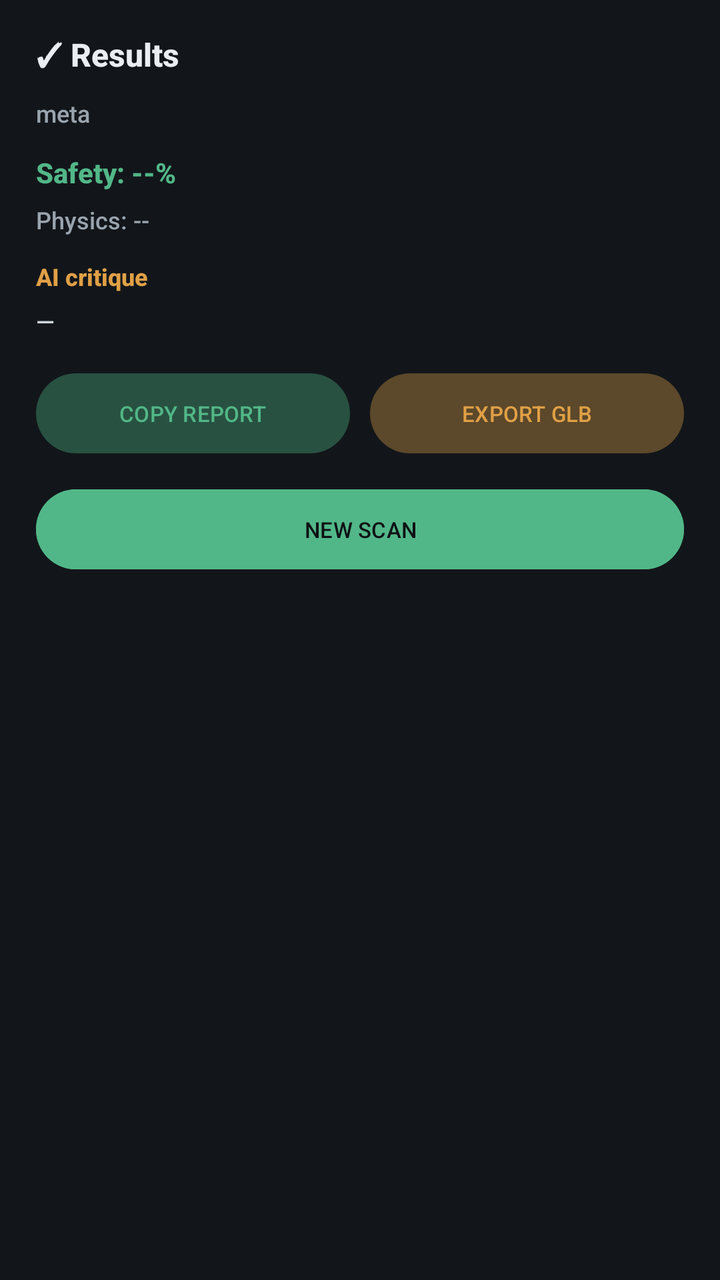
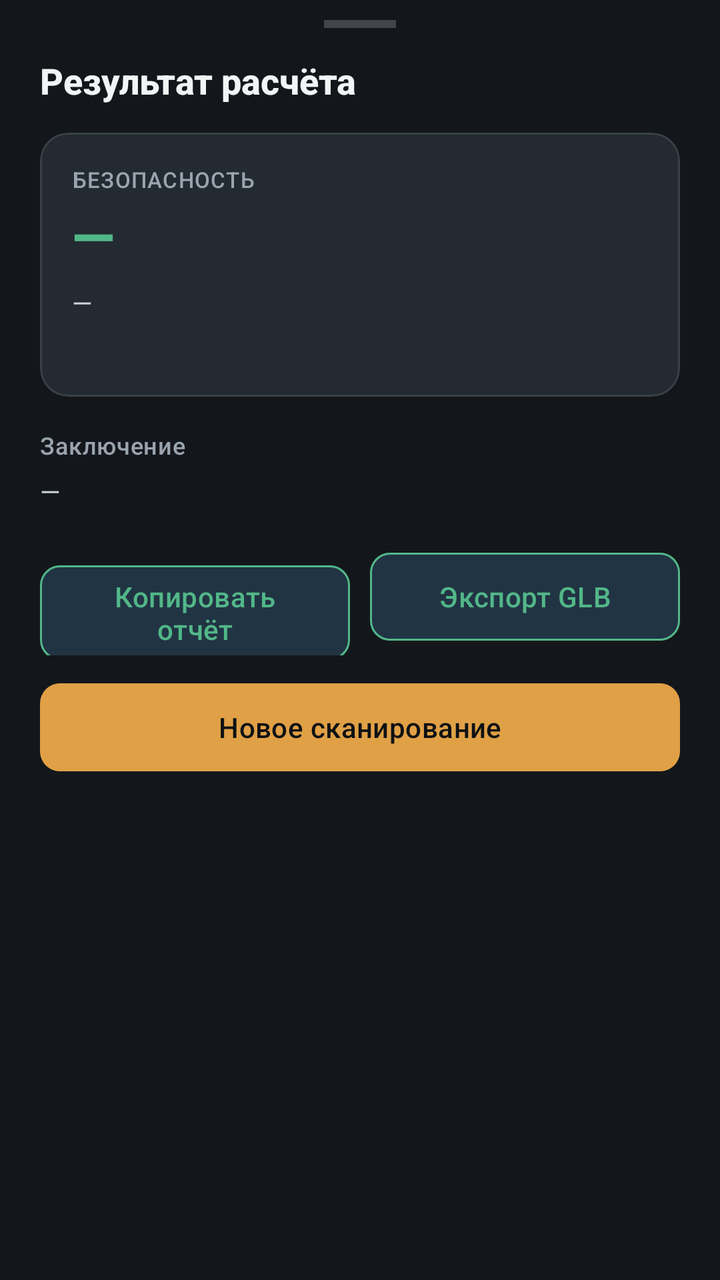

Before-and-after screenshots of an Android layout around one commit, followed by the original layout XML and the change that was made.
<!-- AndroidManifest.xml: application theme Theme.AIBrain -->
<!-- res/layout/bottom_sheet_results.xml -->
<?xml version="1.0" encoding="utf-8"?>
<LinearLayout xmlns:android="http://schemas.android.com/apk/res/android"
    android:layout_width="match_parent"
    android:layout_height="wrap_content"
    android:orientation="vertical"
    android:paddingStart="18dp"
    android:paddingEnd="18dp"
    android:paddingTop="16dp"
    android:paddingBottom="18dp"
    android:background="@color/panel_dark">

    <TextView
        android:id="@+id/tv_title"
        android:layout_width="match_parent"
        android:layout_height="wrap_content"
        android:text="✓ Results"
        android:textColor="@color/text_white_bright"
        android:textStyle="bold"
        android:textSize="16sp"
        android:fontFamily="sans-serif-medium"
        android:layout_marginBottom="10dp" />

    <TextView
        android:id="@+id/tv_meta"
        android:layout_width="match_parent"
        android:layout_height="wrap_content"
        android:text="meta"
        android:textColor="@color/text_white_dim"
        android:textSize="12sp"
        android:fontFamily="sans-serif-medium"
        android:lineSpacingExtra="2dp"
        android:layout_marginBottom="12dp" />

    <TextView
        android:id="@+id/tv_safety"
        android:layout_width="match_parent"
        android:layout_height="wrap_content"
        android:text="Safety: --%"
        android:textColor="@color/cyan_primary"
        android:textStyle="bold"
        android:textSize="14sp"
        android:fontFamily="sans-serif-medium"
        android:layout_marginBottom="6dp" />

    <TextView
        android:id="@+id/tv_physics"
        android:layout_width="match_parent"
        android:layout_height="wrap_content"
        android:text="Physics: --"
        android:textColor="@color/text_white_dim"
        android:textSize="12sp"
        android:fontFamily="sans-serif-medium"
        android:layout_marginBottom="12dp" />

    <TextView
        android:layout_width="match_parent"
        android:layout_height="wrap_content"
        android:text="AI critique"
        android:textColor="@color/orange_primary"
        android:textStyle="bold"
        android:textSize="12sp"
        android:fontFamily="sans-serif-medium"
        android:layout_marginBottom="6dp" />

    <TextView
        android:id="@+id/tv_critique"
        android:layout_width="match_parent"
        android:layout_height="wrap_content"
        android:text="—"
        android:textColor="@color/text_white_medium"
        android:textSize="12sp"
        android:fontFamily="sans-serif-medium"
        android:lineSpacingExtra="2dp"
        android:layout_marginBottom="14dp" />

    <LinearLayout
        android:layout_width="match_parent"
        android:layout_height="wrap_content"
        android:orientation="horizontal">

        <Button
            android:id="@+id/btn_copy_report"
            android:layout_width="0dp"
            android:layout_height="48dp"
            android:layout_weight="1"
            android:text="COPY REPORT"
            android:textSize="11sp"
            android:fontFamily="sans-serif-medium"
            android:backgroundTint="@color/cyan_alpha_20"
            android:textColor="@color/cyan_primary" />

        <Button
            android:id="@+id/btn_export_glb"
            android:layout_width="0dp"
            android:layout_height="48dp"
            android:layout_weight="1"
            android:layout_marginStart="10dp"
            android:text="EXPORT GLB"
            android:textSize="11sp"
            android:fontFamily="sans-serif-medium"
            android:backgroundTint="@color/orange_alpha_20"
            android:textColor="@color/orange_primary" />
    </LinearLayout>

    <Button
        android:id="@+id/btn_new_scan"
        android:layout_width="match_parent"
        android:layout_height="48dp"
        android:layout_marginTop="10dp"
        android:text="NEW SCAN"
        android:textSize="11sp"
        android:fontFamily="sans-serif-medium"
        android:backgroundTint="@color/green_primary"
        android:textColor="@color/space_deepest" />

</LinearLayout>
<!-- resources referenced by this layout -->
<resources>
  <color name="cyan_alpha_20">#335AA9E6</color>
  <color name="cyan_primary">#5AA9E6</color>
  <color name="green_primary">#52B788</color>
  <color name="orange_alpha_20">#33E0A046</color>
  <color name="orange_primary">#E0A046</color>
  <color name="panel_dark">#E613171B</color>
  <color name="space_deepest">#0E1114</color>
  <color name="text_white_bright">#EAEEF2</color>
  <color name="text_white_dim">#9AA4AE</color>
  <color name="text_white_medium">#CDD4DB</color>
  <style name="Theme.AIBrain" parent="Base.Theme.AIBrain" />
  <style name="Base.Theme.AIBrain" parent="Theme.Material3.Dark.NoActionBar">
          <item name="colorPrimary">@color/cyan_primary</item>
          <item name="colorOnPrimary">@color/space_deepest</item>
          <item name="colorPrimaryContainer">@color/cyan_deeper</item>
          <item name="colorOnPrimaryContainer">@color/text_white</item>
  
          <item name="colorSecondary">@color/orange_primary</item>
          <item name="colorOnSecondary">@color/space_deepest</item>
          <item name="colorSecondaryContainer">@color/space_light</item>
          <item name="colorOnSecondaryContainer">@color/text_white</item>
  
          <item name="colorSurface">@color/space_medium</item>
          <item name="colorOnSurface">@color/text_white</item>
          <item name="android:colorBackground">@color/space_deepest</item>
          <item name="colorOnBackground">@color/text_white</item>
  
          <item name="android:windowBackground">@color/window_background</item>
          <item name="android:statusBarColor">@android:color/transparent</item>
          <item name="android:navigationBarColor">@color/navigation_bar</item>
          <item name="android:windowLightStatusBar">false</item>
          <item name="android:windowLightNavigationBar">false</item>
      </style>
  <color name="cyan_deeper">#244D6B</color>
  <color name="text_white">#F2F4F6</color>
  <color name="space_light">#232A31</color>
  <color name="space_medium">#1A1F24</color>
  <color name="window_background">#FF0E1114</color>
  <color name="navigation_bar">#FF13171B</color>
</resources>

<!-- the commit's change to res/layout/bottom_sheet_results.xml (unified diff, before → after) -->
@@ -1,65 +1,102 @@
 <?xml version="1.0" encoding="utf-8"?>
 <LinearLayout xmlns:android="http://schemas.android.com/apk/res/android"
+    xmlns:app="http://schemas.android.com/apk/res-auto"
     android:layout_width="match_parent"
     android:layout_height="wrap_content"
     android:orientation="vertical"
-    android:paddingStart="18dp"
-    android:paddingEnd="18dp"
-    android:paddingTop="16dp"
-    android:paddingBottom="18dp"
-    android:background="@color/panel_dark">
+    android:paddingHorizontal="20dp"
+    android:paddingTop="10dp"
+    android:paddingBottom="20dp"
+    android:background="@color/space_deep">
+
+    
+    <View
+        android:layout_width="36dp"
+        android:layout_height="4dp"
+        android:layout_gravity="center_horizontal"
+        android:layout_marginBottom="14dp"
+        android:background="@color/white_alpha_20" />
 
     <TextView
         android:id="@+id/tv_title"
         android:layout_width="match_parent"
         android:layout_height="wrap_content"
-        android:text="✓ Results"
-        android:textColor="@color/text_white_bright"
+        android:text="Результат расчёта"
+        android:textColor="@color/text_white"
         android:textStyle="bold"
-        android:textSize="16sp"
+        android:textSize="18sp"
         android:fontFamily="sans-serif-medium"
-        android:layout_marginBottom="10dp" />
+        android:layout_marginBottom="14dp" />
 
-    <TextView
-        android:id="@+id/tv_meta"
+    
+    <com.google.android.material.card.MaterialCardView
         android:layout_width="match_parent"
         android:layout_height="wrap_content"
-        android:text="meta"
-        android:textColor="@color/text_white_dim"
-        android:textSize="12sp"
-        android:fontFamily="sans-serif-medium"
-        android:lineSpacingExtra="2dp"
-        android:layout_marginBottom="12dp" />
+        app:cardBackgroundColor="@color/space_light"
+        app:cardCornerRadius="14dp"
+        app:cardElevation="0dp"
+        app:strokeColor="@color/white_alpha_10"
+        app:strokeWidth="1dp">
 
-    <TextView
-        android:id="@+id/tv_safety"
-        android:layout_width="match_parent"
-        android:layout_height="wrap_content"
-        android:text="Safety: --%"
-        android:textColor="@color/cyan_primary"
-        android:textStyle="bold"
-        android:textSize="14sp"
-        android:fontFamily="sans-serif-medium"
-        android:layout_marginBottom="6dp" />
+        <LinearLayout
+            android:layout_width="match_parent"
+            android:layout_height="wrap_content"
+            android:orientation="vertical"
+            android:padding="16dp">
 
-    <TextView
-        android:id="@+id/tv_physics"
-        android:layout_width="match_parent"
-        android:layout_height="wrap_content"
-        android:text="Physics: --"
-        android:textColor="@color/text_white_dim"
-        android:textSize="12sp"
-        android:fontFamily="sans-serif-medium"
-        android:layout_marginBottom="12dp" />
+            <TextView
+                android:layout_width="wrap_content"
+                android:layout_height="wrap_content"
+                android:text="БЕЗОПАСНОСТЬ"
+                android:textColor="@color/text_white_dim"
+                android:textSize="11sp"
+                android:letterSpacing="0.04"
+                android:fontFamily="sans-serif-medium" />
 
+            <TextView
+                android:id="@+id/tv_safety"
+                android:layout_width="match_parent"
+                android:layout_height="wrap_content"
+                android:text="—"
+                android:textColor="@color/cyan_primary"
+                android:textStyle="bold"
+                android:textSize="28sp"
+                android:fontFamily="sans-serif-medium"
+                android:layout_marginTop="2dp" />
+
+            <TextView
+                android:id="@+id/tv_physics"
+                android:layout_width="match_parent"
+                android:layout_height="wrap_content"
+                android:text="—"
+                android:textColor="@color/text_white_medium"
+                android:textSize="13sp"
+                android:fontFamily="sans-serif"
+                android:layout_marginTop="6dp" />
+
+            <TextView
+                android:id="@+id/tv_meta"
+                android:layout_width="match_parent"
+                android:layout_height="wrap_content"
+                android:text=""
+                android:textColor="@color/text_white_dim"
+                android:textSize="12sp"
+                android:fontFamily="sans-serif"
+                android:lineSpacingExtra="2dp"
+                android:layout_marginTop="6dp" />
+        </LinearLayout>
+    </com.google.android.material.card.MaterialCardView>
+
+    
     <TextView
         android:layout_width="match_parent"
         android:layout_height="wrap_content"
-        android:text="AI critique"
-        android:textColor="@color/orange_primary"
-        android:textStyle="bold"
+        android:text="Заключение"
+        android:textColor="@color/text_white_dim"
         android:textSize="12sp"
+        android:letterSpacing="0.02"
         android:fontFamily="sans-serif-medium"
+        android:layout_marginTop="16dp"
         android:layout_marginBottom="6dp" />
 
     <TextView
@@ -68,49 +105,42 @@
         android:layout_height="wrap_content"
         android:text="—"
         android:textColor="@color/text_white_medium"
-        android:textSize="12sp"
-        android:fontFamily="sans-serif-medium"
-        android:lineSpacingExtra="2dp"
-        android:layout_marginBottom="14dp" />
+        android:textSize="13sp"
+        android:fontFamily="sans-serif"
+        android:lineSpacingExtra="3dp"
+        android:layout_marginBottom="18dp" />
 
+    
     <LinearLayout
         android:layout_width="match_parent"
         android:layout_height="wrap_content"
         android:orientation="horizontal">
 
-        <Button
+        <com.google.android.material.button.MaterialButton
             android:id="@+id/btn_copy_report"
+            style="@style/BtnSecondary"
             android:layout_width="0dp"
-            android:layout_height="48dp"
+            android:layout_height="wrap_content"
             android:layout_weight="1"
-            android:text="COPY REPORT"
-            android:textSize="11sp"
-            android:fontFamily="sans-serif-medium"
-            android:backgroundTint="@color/cyan_alpha_20"
-            android:textColor="@color/cyan_primary" />
+            android:text="Копировать отчёт" />
 
-        <Button
+        <com.google.android.material.button.MaterialButton
             android:id="@+id/btn_export_glb"
+            style="@style/BtnSecondary"
             android:layout_width="0dp"
-            android:layout_height="48dp"
+            android:layout_height="wrap_content"
             android:layout_weight="1"
             android:layout_marginStart="10dp"
-            android:text="EXPORT GLB"
-            android:textSize="11sp"
-            android:fontFamily="sans-serif-medium"
-            android:backgroundTint="@color/orange_alpha_20"
-            android:textColor="@color/orange_primary" />
+            android:text="Экспорт GLB" />
     </LinearLayout>
 
-    <Button
+    
+    <com.google.android.material.button.MaterialButton
         android:id="@+id/btn_new_scan"
+        style="@style/BtnPrimary"
         android:layout_width="match_parent"
-        android:layout_height="48dp"
+        android:layout_height="wrap_content"
         android:layout_marginTop="10dp"
-        android:text="NEW SCAN"
-        android:textSize="11sp"
-        android:fontFamily="sans-serif-medium"
-        android:backgroundTint="@color/green_primary"
-        android:textColor="@color/space_deepest" />
+        android:text="Новое сканирование" />
 
 </LinearLayout>
<!-- resource entries referenced after the edit -->
@@ -1,16 +1,42 @@
 <!-- resources referenced by this layout -->
 <resources>
-  <color name="cyan_alpha_20">#335AA9E6</color>
   <color name="cyan_primary">#5AA9E6</color>
-  <color name="green_primary">#52B788</color>
-  <color name="orange_alpha_20">#33E0A046</color>
+  <color name="space_deep">#13171B</color>
   <color name="orange_primary">#E0A046</color>
-  <color name="panel_dark">#E613171B</color>
   <color name="space_deepest">#0E1114</color>
-  <color name="text_white_bright">#EAEEF2</color>
+  <color name="button_secondary_bg">#335AA9E6</color>
   <color name="text_white_dim">#9AA4AE</color>
   <color name="text_white_medium">#CDD4DB</color>
+  <color name="white_alpha_10">#1AFFFFFF</color>
+  <color name="white_alpha_20">#33FFFFFF</color>
+  <style name="BtnPrimary" parent="BtnBase">
+          <item name="backgroundTint">@color/orange_primary</item>
+          <item name="android:textColor">@color/space_deepest</item>
+          <item name="strokeWidth">0dp</item>
+      </style>
+  <style name="BtnSecondary" parent="Widget.Material3.Button.OutlinedButton">
+          <item name="android:minHeight">52dp</item>
+          <item name="android:textSize">14sp</item>
+          <item name="android:textAllCaps">false</item>
+          <item name="android:letterSpacing">0.01</item>
+          <item name="android:fontFamily">sans-serif-medium</item>
+          <item name="cornerRadius">10dp</item>
+          <item name="backgroundTint">@color/button_secondary_bg</item>
+          <item name="android:textColor">@color/cyan_primary</item>
+          <item name="strokeColor">@color/cyan_primary</item>
+          <item name="strokeWidth">1dp</item>
+      </style>
   <style name="Theme.AIBrain" parent="Base.Theme.AIBrain" />
+  <style name="BtnBase" parent="Widget.Material3.Button">
+          <item name="android:minHeight">52dp</item>
+          <item name="android:textSize">14sp</item>
+          <item name="android:textAllCaps">false</item>
+          <item name="android:letterSpacing">0.01</item>
+          <item name="android:paddingHorizontal">16dp</item>
+          <item name="cornerRadius">10dp</item>
+          <item name="android:elevation">0dp</item>
+          <item name="android:fontFamily">sans-serif-medium</item>
+      </style>
   <style name="Base.Theme.AIBrain" parent="Theme.Material3.Dark.NoActionBar">
           <item name="colorPrimary">@color/cyan_primary</item>
           <item name="colorOnPrimary">@color/space_deepest</item>
